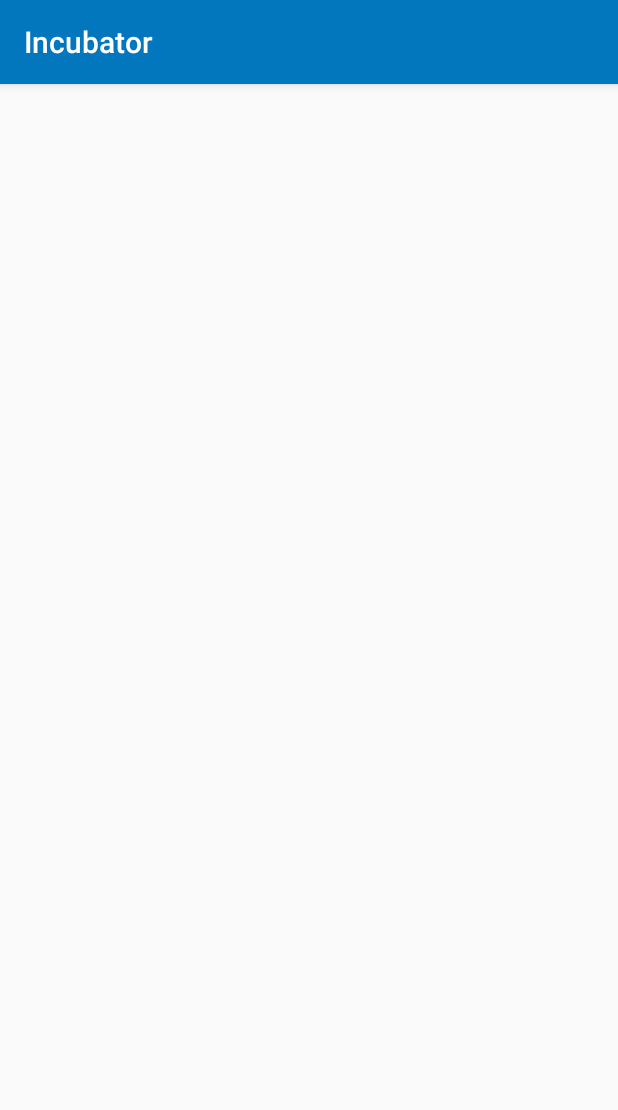
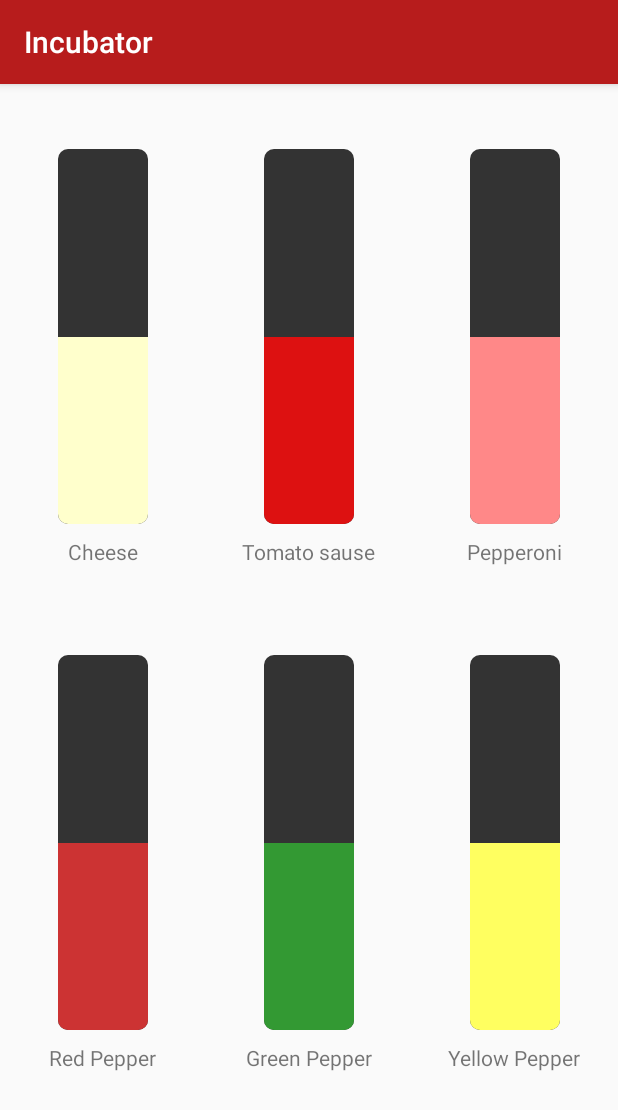
Before and after one commit to Camerash/Incubator, an Android app: the screen it shows after launch (MainActivity), on a phone screen of 412 x 824 dp. Shown: the top 1110 px of the screen. Run offline under Robolectric (Android 15) with nearby library versions, the phone set to English and light mode, and no system bars; 4 statements that could not run were skipped.

Commit message:
feat: update recycler view to slider selector

```diff
--- a/app/build.gradle
+++ b/app/build.gradle
@@ -32,7 +32,4 @@ dependencies {
     implementation "com.android.support:cardview-v7:28.0.0"
     implementation "com.android.support:recyclerview-v7:28.0.0"
     implementation 'com.android.support.constraint:constraint-layout:1.1.3'
-
-    implementation 'com.github.santalu:aspect-ratio-imageview:1.0.8'
-
 }
--- /dev/null
+++ b/app/src/main/java/com/camerash/incubator/BoxedVertical.java
@@ -0,0 +1,354 @@
+package com.camerash.incubator;
+
+//
+// Source code recreated from a .class file by IntelliJ IDEA
+// (powered by Fernflower decompiler)
+//
+
+import com.camerash.incubator.R.*;
+import android.content.Context;
+import android.content.res.TypedArray;
+import android.graphics.Bitmap;
+import android.graphics.Canvas;
+import android.graphics.Matrix;
+import android.graphics.Paint;
+import android.graphics.Path;
+import android.graphics.Rect;
+import android.graphics.RectF;
+import android.graphics.Paint.Align;
+import android.graphics.Paint.Style;
+import android.graphics.Path.Direction;
+import android.graphics.Region.Op;
+import android.graphics.drawable.BitmapDrawable;
+import android.support.v4.content.ContextCompat;
+import android.util.AttributeSet;
+import android.view.MotionEvent;
+import android.view.View;
+
+public class BoxedVertical extends View {
+    private static final String TAG = BoxedVertical.class.getSimpleName();
+    private static final int MAX = 100;
+    private static final int MIN = 0;
+    private int mMin = 0;
+    private int mMax = 100;
+    private int mStep = 10;
+    private int mCornerRadius = 10;
+    private float mTextSize = 26.0F;
+    private int mtextBottomPadding = 20;
+    private int mPoints;
+    private boolean mEnabled = true;
+    private boolean mtextEnabled = true;
+    private boolean mImageEnabled = false;
+    private boolean mTouchDisabled = true;
+    private float mProgressSweep = 0.0F;
+    private Paint mProgressPaint;
+    private Paint mTextPaint;
+    private int scrWidth;
+    private int scrHeight;
+    private BoxedVertical.OnValuesChangeListener mOnValuesChangeListener;
+    private int backgroundColor;
+    private int mDefaultValue;
+    private Bitmap mDefaultImage;
+    private Bitmap mMinImage;
+    private Bitmap mMaxImage;
+    private Rect dRect = new Rect();
+    private boolean firstRun = true;
+
+    public BoxedVertical(Context context) {
+        super(context);
+        this.init(context, null);
+    }
+
+    public BoxedVertical(Context context, AttributeSet attrs) {
+        super(context, attrs);
+        this.init(context, attrs);
+    }
+
+    private void init(Context context, AttributeSet attrs) {
+        System.out.println("INIT");
+        float density = this.getResources().getDisplayMetrics().density;
+        int progressColor = ContextCompat.getColor(context, color.color_progress);
+        this.backgroundColor = ContextCompat.getColor(context, color.color_background);
+        this.backgroundColor = ContextCompat.getColor(context, color.color_background);
+        int textColor = ContextCompat.getColor(context, color.color_text);
+        this.mTextSize = (float)((int)(this.mTextSize * density));
+        this.mDefaultValue = this.mMax / 2;
+        if (attrs != null) {
+            TypedArray a = context.obtainStyledAttributes(attrs, styleable.BoxedVertical, 0, 0);
+            this.mPoints = a.getInteger(styleable.BoxedVertical_points, this.mPoints);
+            this.mMax = a.getInteger(styleable.BoxedVertical_max, this.mMax);
+            this.mMin = a.getInteger(styleable.BoxedVertical_min, this.mMin);
+            this.mStep = a.getInteger(styleable.BoxedVertical_step, this.mStep);
+            this.mDefaultValue = a.getInteger(styleable.BoxedVertical_defaultValue, this.mDefaultValue);
+            this.mCornerRadius = a.getInteger(styleable.BoxedVertical_libCornerRadius, this.mCornerRadius);
+            this.mtextBottomPadding = a.getInteger(styleable.BoxedVertical_textBottomPadding, this.mtextBottomPadding);
+            this.mImageEnabled = a.getBoolean(styleable.BoxedVertical_imageEnabled, this.mImageEnabled);
+            if (this.mImageEnabled) {
+                this.mDefaultImage = ((BitmapDrawable)a.getDrawable(styleable.BoxedVertical_defaultImage)).getBitmap();
+                this.mMinImage = ((BitmapDrawable)a.getDrawable(styleable.BoxedVertical_minImage)).getBitmap();
+                this.mMaxImage = ((BitmapDrawable)a.getDrawable(styleable.BoxedVertical_maxImage)).getBitmap();
+            }
+
+            progressColor = a.getColor(styleable.BoxedVertical_progressColor, progressColor);
+            this.backgroundColor = a.getColor(styleable.BoxedVertical_backgroundColor, this.backgroundColor);
+            this.mTextSize = (float)((int)a.getDimension(styleable.BoxedVertical_textSize, this.mTextSize));
+            textColor = a.getColor(styleable.BoxedVertical_textColor, textColor);
+            this.mEnabled = a.getBoolean(styleable.BoxedVertical_enabled, this.mEnabled);
+            this.mTouchDisabled = a.getBoolean(styleable.BoxedVertical_touchDisabled, this.mTouchDisabled);
+            this.mtextEnabled = a.getBoolean(styleable.BoxedVertical_textEnabled, this.mtextEnabled);
+            this.mPoints = this.mDefaultValue;
+            a.recycle();
+        }
+
+        this.mPoints = this.mPoints > this.mMax ? this.mMax : this.mPoints;
+        this.mPoints = this.mPoints < this.mMin ? this.mMin : this.mPoints;
+        this.mProgressPaint = new Paint();
+        this.mProgressPaint.setColor(progressColor);
+        this.mProgressPaint.setAntiAlias(true);
+        this.mProgressPaint.setStyle(Style.STROKE);
+        this.mTextPaint = new Paint();
+        this.mTextPaint.setColor(textColor);
+        this.mTextPaint.setAntiAlias(true);
+        this.mTextPaint.setStyle(Style.FILL);
+        this.mTextPaint.setTextSize(this.mTextSize);
+        this.scrHeight = context.getResources().getDisplayMetrics().heightPixels;
+    }
+
+    protected void onMeasure(int widthMeasureSpec, int heightMeasureSpec) {
+        this.scrWidth = getDefaultSize(this.getSuggestedMinimumWidth(), widthMeasureSpec);
+        this.scrHeight = getDefaultSize(this.getSuggestedMinimumHeight(), heightMeasureSpec);
+        this.mProgressPaint.setStrokeWidth((float)this.scrWidth);
+        super.onMeasure(widthMeasureSpec, heightMeasureSpec);
+    }
+
+    protected void onDraw(Canvas canvas) {
+        Paint paint = new Paint();
+        paint.setAlpha(255);
+        canvas.translate(0.0F, 0.0F);
+        Path mPath = new Path();
+        mPath.addRoundRect(new RectF(0.0F, 0.0F, (float)this.scrWidth, (float)this.scrHeight), (float)this.mCornerRadius, (float)this.mCornerRadius, Direction.CCW);
+        canvas.clipPath(mPath, Op.INTERSECT);
+        paint.setColor(this.backgroundColor);
+        paint.setAntiAlias(true);
+        canvas.drawRect(0.0F, 0.0F, (float)this.scrWidth, (float)this.scrHeight, paint);
+        canvas.drawLine((float)(canvas.getWidth() / 2), (float)canvas.getHeight(), (float)(canvas.getWidth() / 2), this.mProgressSweep, this.mProgressPaint);
+        if (this.mImageEnabled && this.mDefaultImage != null && this.mMinImage != null && this.mMaxImage != null) {
+            if (this.mPoints == this.mMax) {
+                this.drawIcon(this.mMaxImage, canvas);
+            } else if (this.mPoints == this.mMin) {
+                this.drawIcon(this.mMinImage, canvas);
+            } else {
+                this.drawIcon(this.mDefaultImage, canvas);
+            }
+        } else if (this.mtextEnabled) {
+            String strPoint = String.valueOf(this.mPoints);
+            this.drawText(canvas, this.mTextPaint, strPoint);
+        }
+
+        if (this.firstRun) {
+            this.firstRun = false;
+            this.setValue(this.mPoints);
+        }
+
+    }
+
+    private void drawText(Canvas canvas, Paint paint, String text) {
+        canvas.getClipBounds(this.dRect);
+        int cWidth = this.dRect.width();
+        paint.setTextAlign(Align.LEFT);
+        paint.getTextBounds(text, 0, text.length(), this.dRect);
+        float x = (float)cWidth / 2.0F - (float)this.dRect.width() / 2.0F - (float)this.dRect.left;
+        canvas.drawText(text, x, (float)(canvas.getHeight() - this.mtextBottomPadding), paint);
+    }
+
+    private void drawIcon(Bitmap bitmap, Canvas canvas) {
+        bitmap = this.getResizedBitmap(bitmap, canvas.getWidth() / 2, canvas.getWidth() / 2);
+        canvas.drawBitmap(bitmap, (Rect)null, new RectF((float)(canvas.getWidth() / 2 - bitmap.getWidth() / 2), (float)(canvas.getHeight() - bitmap.getHeight()), (float)(canvas.getWidth() / 3 + bitmap.getWidth()), (float)canvas.getHeight()), (Paint)null);
+    }
+
+    private Bitmap getResizedBitmap(Bitmap bm, int newHeight, int newWidth) {
+        int width = bm.getWidth();
+        int height = bm.getHeight();
+        float scaleWidth = (float)newWidth / (float)width;
+        float scaleHeight = (float)newHeight / (float)height;
+        Matrix matrix = new Matrix();
+        matrix.postScale(scaleWidth, scaleHeight);
+        return Bitmap.createBitmap(bm, 0, 0, width, height, matrix, false);
+    }
+
+    public boolean onTouchEvent(MotionEvent event) {
+        if (this.mEnabled) {
+            this.getParent().requestDisallowInterceptTouchEvent(true);
+            switch(event.getAction()) {
+                case 0:
+                    if (this.mOnValuesChangeListener != null) {
+                        this.mOnValuesChangeListener.onStartTrackingTouch(this);
+                    }
+
+                    if (!this.mTouchDisabled) {
+                        this.updateOnTouch(event);
+                    }
+                    break;
+                case 1:
+                    if (this.mOnValuesChangeListener != null) {
+                        this.mOnValuesChangeListener.onStopTrackingTouch(this);
+                    }
+
+                    this.setPressed(false);
+                    this.getParent().requestDisallowInterceptTouchEvent(false);
+                    break;
+                case 2:
+                    this.updateOnTouch(event);
+                    break;
+                case 3:
+                    if (this.mOnValuesChangeListener != null) {
+                        this.mOnValuesChangeListener.onStopTrackingTouch(this);
+                    }
+
+                    this.setPressed(false);
+                    this.getParent().requestDisallowInterceptTouchEvent(false);
+            }
+
+            return true;
+        } else {
+            return false;
+        }
+    }
+
+    private void updateOnTouch(MotionEvent event) {
+        this.setPressed(true);
+        double mTouch = this.convertTouchEventPoint(event.getY());
+        int progress = (int)Math.round(mTouch);
+        this.updateProgress(progress);
+    }
+
+    private double convertTouchEventPoint(float yPos) {
+        float wReturn;
+        if (yPos > (float)(this.scrHeight * 2)) {
+            wReturn = (float)(this.scrHeight * 2);
+            return (double)wReturn;
+        } else {
+            if (yPos < 0.0F) {
+                wReturn = 0.0F;
+            } else {
+                wReturn = yPos;
+            }
+
+            return (double)wReturn;
+        }
+    }
+
+    private void updateProgress(int progress) {
+        this.mProgressSweep = (float)progress;
+        progress = progress > this.scrHeight ? this.scrHeight : progress;
+        progress = progress < 0 ? 0 : progress;
+        this.mPoints = progress * (this.mMax - this.mMin) / this.scrHeight + this.mMin;
+        this.mPoints = this.mMax + this.mMin - this.mPoints;
+        if (this.mPoints != this.mMax && this.mPoints != this.mMin) {
+            this.mPoints = this.mPoints - this.mPoints % this.mStep + this.mMin % this.mStep;
+        }
+
+        if (this.mOnValuesChangeListener != null) {
+            this.mOnValuesChangeListener.onPointsChanged(this, this.mPoints);
+        }
+
+        this.invalidate();
+    }
+
+    private void updateProgressByValue(int value) {
+        this.mPoints = value;
+        this.mPoints = this.mPoints > this.mMax ? this.mMax : this.mPoints;
+        this.mPoints = this.mPoints < this.mMin ? this.mMin : this.mPoints;
+        this.mProgressSweep = (float)((this.mPoints - this.mMin) * this.scrHeight / (this.mMax - this.mMin));
+        this.mProgressSweep = (float)this.scrHeight - this.mProgressSweep;
+        if (this.mOnValuesChangeListener != null) {
+            this.mOnValuesChangeListener.onPointsChanged(this, this.mPoints);
+        }
+
+        this.invalidate();
+    }
+
+    public void setValue(int points) {
+        points = points > this.mMax ? this.mMax : points;
+        points = points < this.mMin ? this.mMin : points;
+        this.updateProgressByValue(points);
+    }
+
+    public int getValue() {
+        return this.mPoints;
+    }
+
+    public boolean isEnabled() {
+        return this.mEnabled;
+    }
+
+    public void setEnabled(boolean enabled) {
+        this.mEnabled = enabled;
+    }
+
+    public int getMax() {
+        return this.mMax;
+    }
+
+    public void setMax(int mMax) {
+        if (mMax <= this.mMin) {
+            throw new IllegalArgumentException("Max should not be less than zero");
+        } else {
+            this.mMax = mMax;
+        }
+    }
+
+    public void setCornerRadius(int mRadius) {
+        this.mCornerRadius = mRadius;
+        this.invalidate();
+    }
+
+    public int getCornerRadius() {
+        return this.mCornerRadius;
+    }
+
+    public int getDefaultValue() {
+        return this.mDefaultValue;
+    }
+
+    public void setDefaultValue(int mDefaultValue) {
+        if (mDefaultValue > this.mMax) {
+            throw new IllegalArgumentException("Default value should not be bigger than max value.");
+        } else {
+            this.mDefaultValue = mDefaultValue;
+        }
+    }
+
+    public int getStep() {
+        return this.mStep;
+    }
+
+    public void setStep(int step) {
+        this.mStep = step;
+    }
+
+    public boolean isImageEnabled() {
+        return this.mImageEnabled;
+    }
+
+    public void setImageEnabled(boolean mImageEnabled) {
+        this.mImageEnabled = mImageEnabled;
+    }
+
+    public void setOnBoxedPointsChangeListener(BoxedVertical.OnValuesChangeListener onValuesChangeListener) {
+        this.mOnValuesChangeListener = onValuesChangeListener;
+    }
+
+    public interface OnValuesChangeListener {
+        void onPointsChanged(BoxedVertical var1, int var2);
+
+        void onStartTrackingTouch(BoxedVertical var1);
+
+        void onStopTrackingTouch(BoxedVertical var1);
+    }
+
+    public void setProgressColor(int color) {
+        this.mProgressPaint.setColor(color);
+        invalidate();
+    }
+}
--- a/app/src/main/java/com/camerash/incubator/MainActivity.kt
+++ b/app/src/main/java/com/camerash/incubator/MainActivity.kt
@@ -1,14 +1,14 @@
 package com.camerash.incubator
 
-import android.content.ClipData
-import android.os.Build
 import android.os.Bundle
-import android.os.Parcel
+import android.support.v4.content.ContextCompat
 import android.support.v7.app.AppCompatActivity
+import android.support.v7.widget.GridLayoutManager
 import android.support.v7.widget.RecyclerView
 import android.view.LayoutInflater
 import android.view.View
 import android.view.ViewGroup
+import kotlinx.android.synthetic.main.activity_main.*
 import kotlinx.android.synthetic.main.item_topping.view.*
 
 
@@ -17,9 +17,60 @@ class MainActivity : AppCompatActivity() {
     override fun onCreate(savedInstanceState: Bundle?) {
         super.onCreate(savedInstanceState)
         setContentView(R.layout.activity_main)
+        setupRecyclerView()
     }
 
-    inner class ToppingAdapter(private val toppingList: List<Topping>): RecyclerView.Adapter<RecyclerView.ViewHolder>() {
+    private fun setupRecyclerView() {
+        topping_recycler_view.layoutManager = GridLayoutManager(this, 3)
+        topping_recycler_view.adapter = ToppingAdapter(toppingList)
+    }
+
+    companion object {
+        val toppingList = listOf(
+            Topping(
+                "Cheese",
+                20,
+                10,
+                R.color.cheese
+            ),
+            Topping(
+                "Tomato sause",
+                20,
+                10,
+                R.color.tomato_sauce
+            ),
+            Topping(
+                "Pepperoni",
+                20,
+                10,
+                R.color.pepperoni
+            ),
+            Topping(
+                "Red Pepper",
+                20,
+                10,
+                R.color.red_pepper
+            ),
+            Topping(
+                "Green Pepper",
+                20,
+                10,
+                R.color.green_pepper
+            ),
+            Topping(
+                "Yellow Pepper",
+                20,
+                10,
+                R.color.yellow_pepper
+            )
+        )
+    }
+
+    inner class ToppingAdapter(private val toppingList: List<Topping>) :
+        RecyclerView.Adapter<RecyclerView.ViewHolder>() {
+
+        val toppingValueList = toppingList.map { ToppingValue(it.name, it.defaultAmount) }
+
         override fun onCreateViewHolder(parent: ViewGroup, viewType: Int): RecyclerView.ViewHolder =
             ToppingViewHolder(LayoutInflater.from(parent.context).inflate(R.layout.item_topping, parent, false))
 
@@ -30,23 +81,23 @@ class MainActivity : AppCompatActivity() {
             vh.bind(toppingList[position])
         }
 
-        @Suppress("DEPRECATION")
-        internal inner class ToppingViewHolder(itemView: View): RecyclerView.ViewHolder(itemView) {
+        internal inner class ToppingViewHolder(itemView: View) : RecyclerView.ViewHolder(itemView) {
+
             fun bind(topping: Topping) {
-                itemView.image.setImageResource(topping.pickerDrawRes)
+                itemView.seekbar.max = topping.maxAmount
+                itemView.seekbar.setProgressColor(ContextCompat.getColor(itemView.context, topping.color))
+                itemView.seekbar.value = topping.defaultAmount
+
+                itemView.seekbar.setOnBoxedPointsChangeListener(object: BoxedVertical.OnValuesChangeListener {
+                    override fun onPointsChanged(view: BoxedVertical, value: Int) {
+                        toppingValueList.find { it.name == topping.name }?.value = value
+                    }
+
+                    override fun onStartTrackingTouch(var1: BoxedVertical?) {}
+
+                    override fun onStopTrackingTouch(var1: BoxedVertical?) {}
+                })
                 itemView.topping_name.text = topping.name
-
-                itemView.image.setOnLongClickListener {
-                    val parcel = Parcel.obtain()
-                    parcel.writeSerializable(topping)
-                    val clipData = ClipData.CREATOR.createFromParcel(parcel)
-                    if (Build.VERSION.SDK_INT >= Build.VERSION_CODES.N) {
-                        it.startDragAndDrop(clipData, View.DragShadowBuilder(it), null, 0)
-                    } else {
-                        it.startDrag(clipData, View.DragShadowBuilder(it), null, 0)
-                    }
-                    true
-                }
             }
         }
     }
--- a/app/src/main/java/com/camerash/incubator/Topping.kt
+++ b/app/src/main/java/com/camerash/incubator/Topping.kt
@@ -7,6 +7,7 @@ import java.io.Serializable
  */
 data class Topping(
     val name: String,
-    val pickerDrawRes: Int,
-    val pizzaTopDrawRes: Int
+    val maxAmount: Int,
+    val defaultAmount: Int,
+    val color: Int
 ): Serializable
--- /dev/null
+++ b/app/src/main/java/com/camerash/incubator/ToppingValue.kt
@@ -0,0 +1,9 @@
+package com.camerash.incubator
+
+/**
+ * @author Camerash
+ */
+data class ToppingValue(
+    val name: String,
+    var value: Int
+)
--- a/app/src/main/res/layout/activity_main.xml
+++ b/app/src/main/res/layout/activity_main.xml
@@ -5,24 +5,9 @@
     android:layout_height="match_parent"
     tools:context=".MainActivity">
 
-    <FrameLayout
-        android:id="@+id/pizza_stack"
-        android:layout_width="match_parent"
-        android:layout_height="match_parent"
-        android:layout_above="@id/topping_recycler_view">
-
-        <ImageView
-            android:id="@+id/pizza_base"
-            android:layout_width="match_parent"
-            android:layout_height="match_parent"
-            android:layout_gravity="center"/>
-
-    </FrameLayout>
-
-    <RelativeLayout
+    <android.support.v7.widget.RecyclerView
         android:id="@+id/topping_recycler_view"
         android:layout_width="match_parent"
-        android:layout_height="120dp"
-        android:layout_alignParentBottom="true"/>
+        android:layout_height="match_parent"/>
 
 </RelativeLayout>
--- a/app/src/main/res/layout/item_topping.xml
+++ b/app/src/main/res/layout/item_topping.xml
@@ -1,20 +1,28 @@
 <?xml version="1.0" encoding="utf-8"?>
 <RelativeLayout xmlns:android="http://schemas.android.com/apk/res/android"
-    android:layout_width="wrap_content"
+    xmlns:app="http://schemas.android.com/apk/res-auto"
+    android:layout_width="match_parent"
     android:layout_height="wrap_content"
+    android:layout_gravity="center"
     android:padding="16dp">
 
-    <ImageView
-        android:id="@+id/image"
-        android:layout_width="100dp"
-        android:layout_height="100dp"
-        android:layout_marginBottom="8dp"/>
+    <com.camerash.incubator.BoxedVertical
+        android:id="@+id/seekbar"
+        android:layout_width="60dp"
+        android:layout_height="250dp"
+        android:layout_centerInParent="true"
+        android:layout_gravity="center"
+        android:layout_marginBottom="36dp"
+        app:backgroundColor="@color/slider_background"
+        app:cornerRadius="16dp"
+        app:imageEnabled="false"
+        app:textEnabled="false" />
 
     <TextView
         android:id="@+id/topping_name"
         android:layout_width="wrap_content"
         android:layout_height="wrap_content"
-        android:layout_centerHorizontal="true"
-        android:layout_below="@id/image"/>
+        android:layout_below="@id/seekbar"
+        android:layout_centerHorizontal="true" />
 
 </RelativeLayout>
--- a/app/src/main/res/values/colors.xml
+++ b/app/src/main/res/values/colors.xml
@@ -1,6 +1,18 @@
 <?xml version="1.0" encoding="utf-8"?>
 <resources>
-    <color name="colorPrimary">#0277BD</color>
-    <color name="colorPrimaryDark">#1565C0</color>
-    <color name="colorAccent">#00695C</color>
+    <color name="colorPrimary">#B71C1C</color>
+    <color name="colorPrimaryDark">#B71C1C</color>
+    <color name="colorAccent">#FF6F00</color>
+
+    <color name="color_background">#4b4b4b</color>
+    <color name="color_progress">#fbfbfb</color>
+    <color name="color_text">@android:color/black</color>
+
+    <color name="slider_background">#333333</color>
+    <color name="red_pepper">#CC3333</color>
+    <color name="green_pepper">#339933</color>
+    <color name="yellow_pepper">#FFFF60</color>
+    <color name="pepperoni">#FF8888</color>
+    <color name="cheese">#FFFFCC</color>
+    <color name="tomato_sauce">#DD1111</color>
 </resources>
```
Also changed, not shown: app/src/main/res/values/attrs.xml (added, +29 -0 lines).
